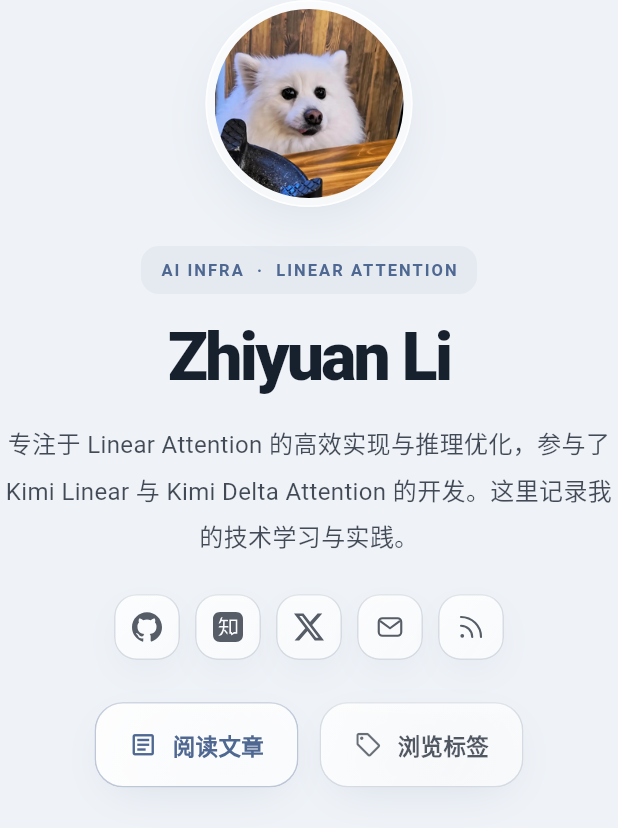
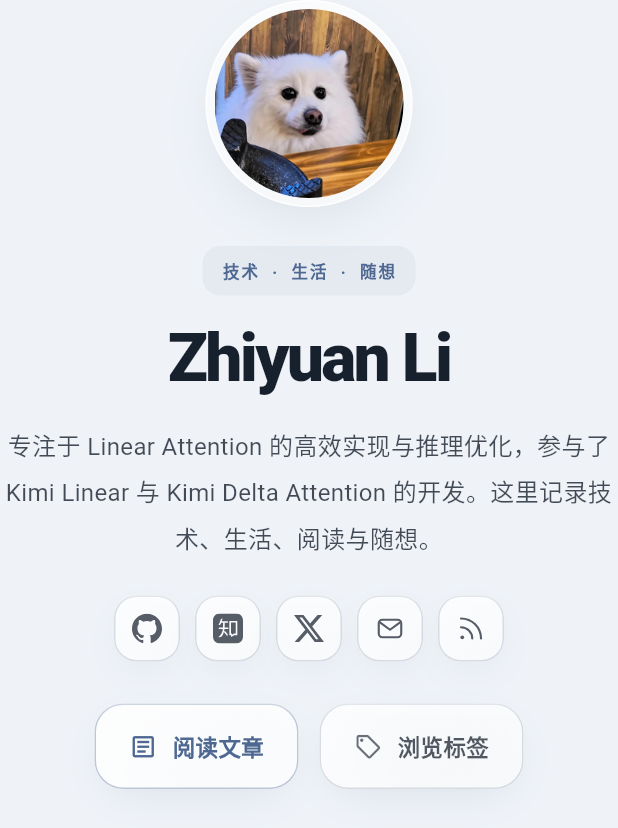
Before and after one commit to zhiyuan1i/zhiyuan1i.github.io, a Flutter app: the _ProfileHero widget shown alone on an empty page, opened directly with empty values, on a phone screen of 412 x 824 dp. Shown: the top 828 px of the screen. Run offline on Flutter 3.47's test engine with Material 3 defaults, Android fonts, the phone set to English and light mode, and no system bars; our stand-ins replace flutter_markdown_plus, flutter_svg, go_router, yaml; missing offline and left inert: flutter_markdown_plus_latex, liquid_glass_easy, markdown.

Commit message:
feat: broaden blog beyond AI infrastructure

```diff
--- a/lib/app.dart
+++ b/lib/app.dart
@@ -169,8 +169,7 @@ class _BlogRouterAppState extends State<BlogRouterApp> {
           context: context,
           state: state,
           language: language,
-          title:
-              'Zhiyuan Li · ${language == 'en' ? 'AI Infra Engineer' : 'AI Infra 工程师'}',
+          title: 'Zhiyuan Li · ${language == 'en' ? 'Blog' : '个人博客'}',
           child: HomeScreen(content: widget.content, language: language),
         ),
       ),
--- a/lib/screens/home_screen.dart
+++ b/lib/screens/home_screen.dart
@@ -146,7 +146,7 @@ class _ProfileHero extends StatelessWidget {
             ),
           ),
           child: Text(
-            'AI INFRA  ·  LINEAR ATTENTION',
+            language == 'en' ? 'TECH  ·  LIFE  ·  NOTES' : '技术  ·  生活  ·  随想',
             style: TextStyle(
               fontSize: 11,
               fontWeight: FontWeight.w700,
@@ -171,8 +171,8 @@ class _ProfileHero extends StatelessWidget {
           constraints: const BoxConstraints(maxWidth: 650),
           child: Text(
             language == 'en'
-                ? 'AI infrastructure engineer focused on efficient Linear Attention and inference systems. I contributed to Kimi Linear and Kimi Delta Attention.'
-                : '专注于 Linear Attention 的高效实现与推理优化，参与了 Kimi Linear 与 Kimi Delta Attention 的开发。这里记录我的技术学习与实践。',
+                ? 'AI infrastructure engineer focused on efficient Linear Attention and inference systems. I contributed to Kimi Linear and Kimi Delta Attention. I write about technology, life, reading, and occasional thoughts.'
+                : '专注于 Linear Attention 的高效实现与推理优化，参与了 Kimi Linear 与 Kimi Delta Attention 的开发。这里记录技术、生活、阅读与随想。',
             textAlign: TextAlign.center,
             style: TextStyle(
               fontSize: 16,
```
Also changed, not shown: 6 other files.
